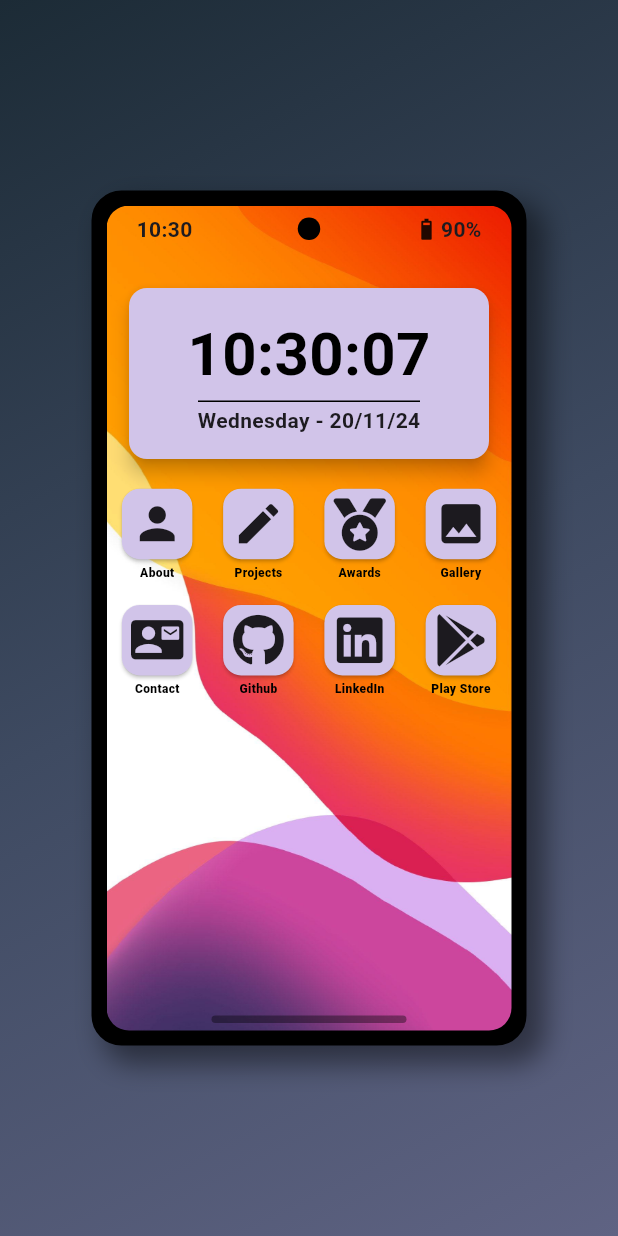
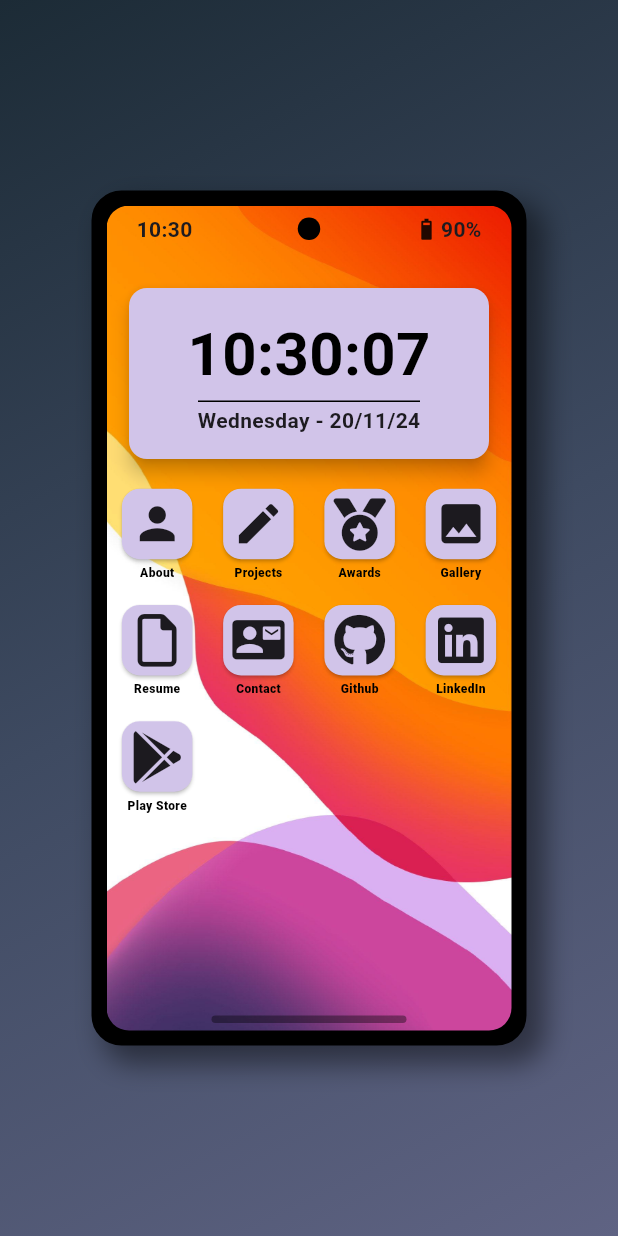
Before and after one commit to Thushar2103/Personal_Portfolio, a Flutter app: the screen it shows after launch, on a phone screen of 412 x 824 dp. Run offline on Flutter 3.47's test engine with Material 3 defaults, Android fonts, the phone set to English and light mode, and no system bars; our stand-ins replace animated_text_kit, font_awesome_flutter, percent_indicator.

Commit message:
resume added

```diff
--- a/lib/components/landingpage.dart
+++ b/lib/components/landingpage.dart
@@ -12,6 +12,8 @@ Uri linkedin = Uri.parse('https://www.linkedin.com/in/thushar-t-3a25a9292/');
 Uri contact = Uri.parse('https://contact-form-j5vq.onrender.com/');
 Uri playstore =
     Uri.parse('https://play.google.com/store/apps/developer?id=Tascuit');
+Uri resume = Uri.parse(
+    'https://drive.google.com/file/d/12rcOrh-ScNWk-2LJISwOKoRWRj3SJJ5M/view?usp=sharing');
 
 class Landingpage extends StatelessWidget {
   const Landingpage({super.key});
@@ -36,7 +38,7 @@ class Landingpage extends StatelessWidget {
                 crossAxisSpacing: 0,
                 mainAxisSpacing: 10,
               ),
-              itemCount: 8,
+              itemCount: 9,
               itemBuilder: (context, index) {
                 return AppIconItem(index: index);
               },
@@ -68,6 +70,7 @@ class AppIconItem extends StatelessWidget {
         "screen": Awardspage()
       },
       {"icon": Icons.photo, "name": "Gallery", "screen": Gallery()},
+      {"icon": FontAwesomeIcons.file, "name": "Resume", "url": resume},
       {"icon": Icons.contact_mail_rounded, "name": "Contact", "url": contact},
       {"icon": FontAwesomeIcons.github, "name": "Github", "url": github},
       {"icon": FontAwesomeIcons.linkedin, "name": "LinkedIn", "url": linkedin},
```
